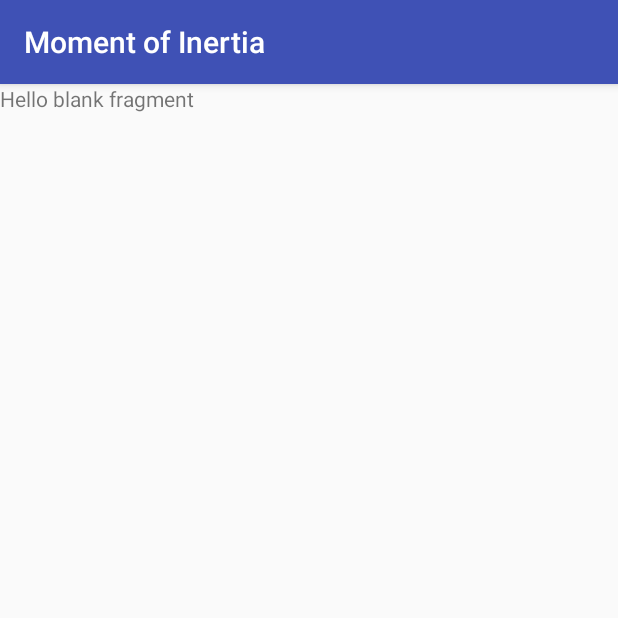
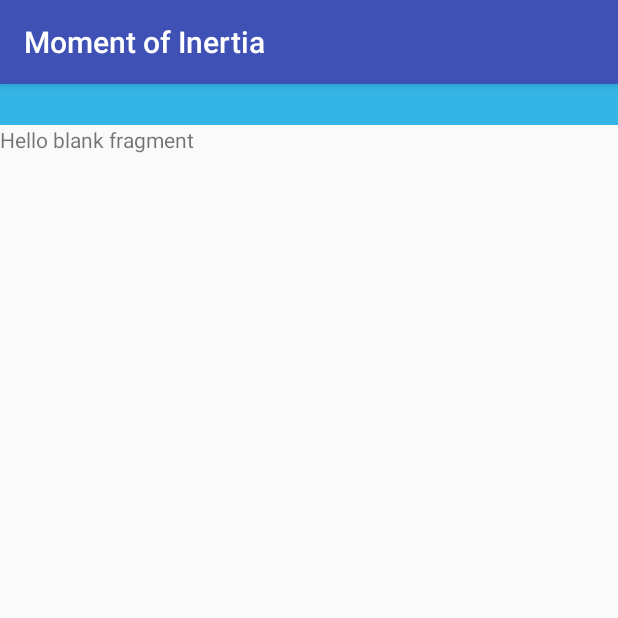
Before and after one commit to raicalvin/proj-29-moment-of-inertia, an Android app: the screen it shows after launch (MainActivity), on a phone screen of 412 x 824 dp, the top half of it. Run offline under Robolectric (Android 15) with nearby library versions, the phone set to English and light mode, and no system bars.

Commit message:
Added PagerTitleStrip XML to ViewPager.

```diff
--- a/app/src/main/res/layout/activity_main.xml
+++ b/app/src/main/res/layout/activity_main.xml
@@ -3,4 +3,16 @@
     xmlns:android="http://schemas.android.com/apk/res/android"
     android:id="@+id/pager"
     android:layout_width="match_parent"
-    android:layout_height="match_parent" />
+    android:layout_height="match_parent">
+
+    <android.support.v4.view.PagerTitleStrip
+        android:id="@+id/pager_title_strip"
+        android:layout_width="match_parent"
+        android:layout_height="wrap_content"
+        android:layout_gravity="top"
+        android:background="#33b5e5"
+        android:textColor="#fff"
+        android:paddingTop="4dp"
+        android:paddingBottom="4dp" />
+
+</android.support.v4.view.ViewPager>
```
